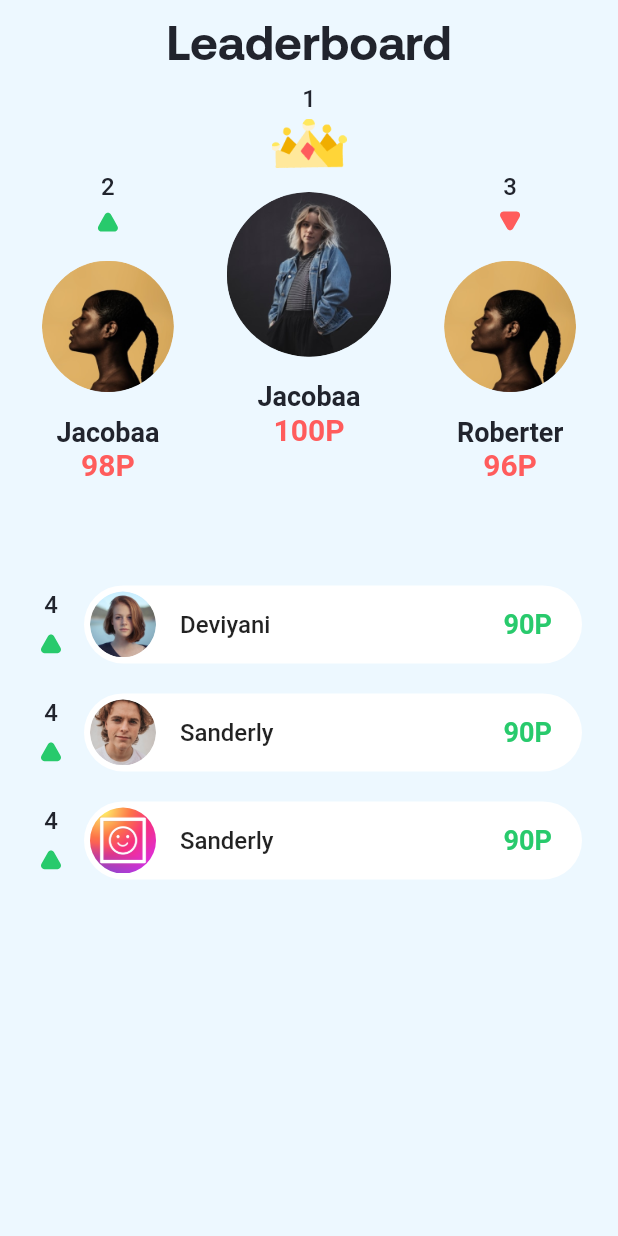
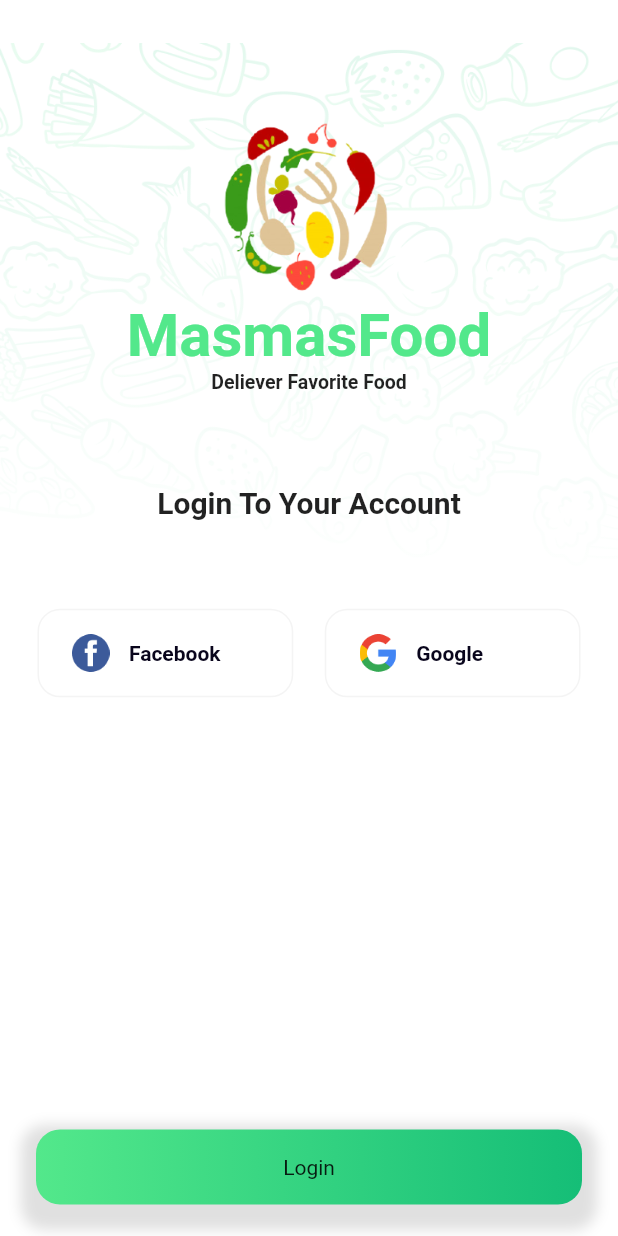
Before and after one commit to Abdusamad98/flutter_najot_8, a Flutter app: the screen it shows after launch, on a phone screen of 412 x 824 dp. Run offline on Flutter 3.47's test engine with Material 2 defaults, Android fonts, the phone set to English and light mode, and no system bars.

Commit message:
some changes

```diff
--- a/lib/main.dart
+++ b/lib/main.dart
@@ -1,6 +1,5 @@
 import 'package:flutter/material.dart';
 import 'package:flutter_najot_8/ui/home_screen/home_screen.dart';
-
 
 void main() {
   runApp(App());
@@ -11,6 +10,9 @@ class App extends StatelessWidget {
 
   @override
   Widget build(BuildContext context) {
-    return MaterialApp(debugShowCheckedModeBanner: false, home: HomeScreen());
+    return MaterialApp(
+      debugShowCheckedModeBanner: false,
+      home:HomeScreen()
+    );
   }
 }
--- a/lib/ui/home_screen/home_screen.dart
+++ b/lib/ui/home_screen/home_screen.dart
@@ -1,7 +1,4 @@
 import 'package:flutter/material.dart';
-import 'package:flutter_najot_8/ui/home_screen/widgets/home_screen_appbar.dart';
-import 'package:flutter_najot_8/ui/home_screen/widgets/leader_item.dart';
-import 'package:flutter_najot_8/ui/home_screen/widgets/winners_view.dart';
 import 'package:flutter_najot_8/utils/my_colors.dart';
 import 'package:flutter_najot_8/utils/my_icons.dart';
 
@@ -10,71 +7,180 @@ class HomeScreen extends StatelessWidget {
 
   @override
   Widget build(BuildContext context) {
-    double width = MediaQuery.of(context).size.width;
     double height = MediaQuery.of(context).size.height;
     return Scaffold(
-      backgroundColor: MyColors.C_EDF8FF,
-      appBar: HomeScreenAppBar(),
+      backgroundColor: Colors.white,
       body: Column(
         children: [
+          Stack(
+            alignment: Alignment.center,
+            children: [
+              Container(
+                height: height * (400 / 812),
+                foregroundDecoration: BoxDecoration(
+                  gradient: LinearGradient(
+                    begin: Alignment.bottomCenter,
+                    end: Alignment.topCenter,
+                    colors: [
+                      Colors.white,
+                      Colors.white.withOpacity(0.3),
+                    ],
+                  ),
+                ),
+                child: Image.asset(MyIcons.pattern),
+              ),
+              Align(
+                alignment: Alignment.bottomCenter,
+                child: Column(
+                  mainAxisAlignment: MainAxisAlignment.center,
+                  crossAxisAlignment: CrossAxisAlignment.center,
+                  children: [
+                    Image.asset(
+                      MyIcons.logo,
+                      height: height * (139 / 812),
+                    ),
+                    const Text(
+                      "MasmasFood",
+                      style: TextStyle(
+                          fontWeight: FontWeight.w700,
+                          fontSize: 40,
+                          color: MyColors.C_53E88B),
+                    ),
+                    const Text(
+                      "Deliever Favorite Food",
+                      style: TextStyle(
+                        fontSize: 13,
+                        fontWeight: FontWeight.w600,
+                      ),
+                    ),
+                    SizedBox(
+                      height: height * (60 / 812),
+                    ),
+                    const Text(
+                      "Login To Your Account",
+                      style: TextStyle(
+                        fontSize: 20,
+                        fontWeight: FontWeight.w600,
+                      ),
+                    ),
+                  ],
+                ),
+              )
+            ],
+          ),
           Padding(
-            padding: const EdgeInsets.symmetric(horizontal: 24),
+            padding: const EdgeInsets.symmetric(horizontal: 25),
             child: Row(
-              mainAxisAlignment: MainAxisAlignment.spaceBetween,
               children: [
-                WinnersView(
-                  screenWidth: width,
-                  topText: "2",
-                  isDown: true,
-                  isCenterWidget: false,
-                  image: MyIcons.leftImage,
-                  title: "Jacobaa",
-                  score: "98P",
+                getSocialWidget(
+                  image: MyIcons.facebook,
+                  title: "Facebook",
                 ),
-                WinnersView(
-                  screenWidth: width,
-                  topText: "1",
-                  isDown: true,
-                  isCenterWidget: true,
-                  image: MyIcons.centerImage,
-                  title: "Jacobaa",
-                  score: "100P",
+                const SizedBox(
+                  width: 21,
                 ),
-                WinnersView(
-                  screenWidth: width,
-                  topText: "3",
-                  isDown: false,
-                  isCenterWidget: false,
-                  image: MyIcons.leftImage,
-                  title: "Roberter",
-                  score: "96P",
-                )
+                getSocialWidget(
+                  image: MyIcons.google,
+                  title: "Google",
+                ),
               ],
             ),
           ),
-          LeaderItem(
-            userImage: MyIcons.userOne,
-            userName: "Deviyani",
-            score: "90P",
-            isDown: true,
-            prefixNumber: 4,
+          Spacer(),
+          getButton2(),
+          const SizedBox(
+            height: 21,
           ),
-          LeaderItem(
-            userImage: MyIcons.userTwo,
-            userName: "Sanderly",
-            score: "90P",
-            isDown: true,
-            prefixNumber: 4,
-          ),
-          LeaderItem(
-            userImage: MyIcons.unnamed,
-            userName: "Sanderly",
-            score: "90P",
-            isDown: true,
-            prefixNumber: 4,
-          )
         ],
       ),
     );
   }
+
+  Widget getSocialWidget({
+    required String image,
+    required String title,
+  }) {
+    return Expanded(
+      child: Container(
+        padding: const EdgeInsets.symmetric(
+          horizontal: 22,
+          vertical: 16,
+        ),
+        decoration: BoxDecoration(
+          border: Border.all(width: 1, color: MyColors.C_F4F4F4),
+          borderRadius: BorderRadius.circular(15),
+          color: MyColors.white,
+        ),
+        child: Row(
+          children: [
+            Image.asset(
+              image,
+              width: 25,
+              height: 25,
+            ),
+            const SizedBox(width: 13),
+            Text(
+              title,
+              style: TextStyle(
+                  fontWeight: FontWeight.w600,
+                  fontSize: 14,
+                  color: MyColors.C_09051C),
+            )
+          ],
+        ),
+      ),
+    );
+  }
+
+  Widget getButton1() => Container(
+        padding: EdgeInsets.symmetric(horizontal: 24),
+        height: 50,
+        width: double.infinity,
+        child: ElevatedButton(
+          onPressed: () {},
+          onLongPress: () {
+            print("LONG");
+          },
+          style: ElevatedButton.styleFrom(
+              backgroundColor: MyColors.C_53E88B,
+              shape: RoundedRectangleBorder(
+                  borderRadius: BorderRadius.circular(8),
+                  side: const BorderSide(
+                    color: Colors.green,
+                    width: 1,
+                  ))),
+          child: const Text(
+            "Login",
+            style: TextStyle(color: Colors.red),
+          ),
+        ),
+      );
+
+  Widget getButton2() => Padding(
+        padding: const EdgeInsets.symmetric(horizontal: 24),
+        child: InkWell(
+          onTap: () {},
+          borderRadius: BorderRadius.circular(16),
+          child: Ink(
+            width: double.infinity,
+            height: 50,
+            decoration: BoxDecoration(
+                boxShadow: [
+                  BoxShadow(
+                    color: Colors.grey.shade300,
+                    spreadRadius: 10,
+                    blurRadius: 7,
+                    offset: const Offset(0, 7),
+                  ),
+                ],
+                borderRadius: BorderRadius.circular(16),
+                color: Colors.red,
+                gradient: const LinearGradient(colors: [
+                  MyColors.C_53E88B,
+                  MyColors.C_15BE77,
+                ])),
+            child: const Center(child: Text("Login")),
+          ),
+        ),
+      );
 }
--- a/lib/ui/home_screen/widgets/home_screen_appbar.dart
+++ /dev/null
@@ -1,30 +0,0 @@
-import 'package:flutter/material.dart';
-
-import '../../../utils/my_colors.dart';
-
-class HomeScreenAppBar extends StatelessWidget implements PreferredSize{
-  const HomeScreenAppBar({Key? key}) : super(key: key);
-
-  @override
-  Widget build(BuildContext context) {
-    return AppBar(
-      backgroundColor: MyColors.C_EDF8FF,
-      title: const Text(
-        "Leaderboard",
-        style: TextStyle(
-            fontFamily: "AeonikTRIAL",
-            fontSize: 32,
-            fontWeight: FontWeight.w700,
-            color: MyColors.C_21242D),
-      ),
-      elevation: 0,
-      centerTitle: true,
-    );
-  }
-
-  @override
-  Widget get child => throw UnimplementedError();
-
-  @override
-  Size get preferredSize => Size(double.infinity, 56);
-}
--- a/lib/ui/home_screen/widgets/leader_item.dart
+++ /dev/null
@@ -1,94 +0,0 @@
-import 'package:flutter/material.dart';
-import 'package:flutter_svg/svg.dart';
-
-import '../../../utils/my_colors.dart';
-import '../../../utils/my_icons.dart';
-
-class LeaderItem extends StatelessWidget {
-  LeaderItem({
-    Key? key,
-    required this.userImage,
-    required this.userName,
-    required this.score,
-    required this.isDown,
-    required this.prefixNumber,
-  }) : super(key: key);
-
-  final String userImage;
-  final String userName;
-  final String score;
-  final bool isDown;
-  final int prefixNumber;
-
-  @override
-  Widget build(BuildContext context) {
-    return Padding(
-      padding: EdgeInsets.symmetric(
-        horizontal: 24,
-        vertical: 10,
-      ),
-      child: Row(
-        children: [
-          Column(
-            children: [
-              Text(
-                prefixNumber.toString(),
-                style: const TextStyle(
-                  fontSize: 16,
-                  fontWeight: FontWeight.w500,
-                  color: MyColors.C_21242D,
-                ),
-              ),
-              const SizedBox(height: 6),
-              SvgPicture.asset(isDown ? MyIcons.nextUp : MyIcons.nextDown),
-            ],
-          ),
-          const SizedBox(width: 12),
-          Expanded(
-            child: Container(
-              decoration: BoxDecoration(
-                color: MyColors.white,
-                borderRadius: BorderRadius.circular(46),
-              ),
-              child: Row(
-                children: [
-                  Container(
-                    width: 44,
-                    height: 44,
-                    margin: const EdgeInsets.all(4),
-                    child: ClipRRect(
-                      borderRadius: BorderRadius.circular(100),
-                      child: Image.asset(
-                        userImage,
-                        width: 44,
-                        height: 44,
-                        fit: BoxFit.fill,
-                      ),
-                    ),
-                  ),
-                  const SizedBox(width: 12),
-                  Text(
-                    userName,
-                    style: TextStyle(
-                      fontWeight: FontWeight.w500,
-                      fontSize: 16,
-                    ),
-                  ),
-                  const Spacer(),
-                  Text(
-                    score,
-                    style: TextStyle(
-                        fontWeight: FontWeight.w600,
-                        fontSize: 18,
-                        color: MyColors.C_28CA6C),
-                  ),
-                  const SizedBox(width: 20),
-                ],
-              ),
-            ),
-          )
-        ],
-      ),
-    );
-  }
-}
--- a/lib/ui/home_screen/widgets/winners_view.dart
+++ /dev/null
@@ -1,87 +0,0 @@
-import 'package:flutter/material.dart';
-import 'package:flutter_svg/svg.dart';
-
-import '../../../utils/my_colors.dart';
-import '../../../utils/my_icons.dart';
-
-class WinnersView extends StatelessWidget {
-  const WinnersView({
-    Key? key,
-    required this.screenWidth,
-    required this.score,
-    required this.title,
-    required this.image,
-    required this.topText,
-    required this.isDown,
-    required this.isCenterWidget,
-  }) : super(key: key);
-
-  final double screenWidth;
-  final String topText;
-  final bool isDown;
-  final bool isCenterWidget;
-  final String image;
-  final String title;
-  final String score;
-
-  @override
-  Widget build(BuildContext context) {
-    return Column(
-      children: [
-        Text(
-          topText.toString(),
-          style: const TextStyle(
-            fontSize: 16,
-            fontWeight: FontWeight.w500,
-            color: MyColors.C_21242D,
-          ),
-        ),
-        const SizedBox(height: 4),
-        isCenterWidget
-            ? Image.asset(
-          MyIcons.crown,
-          width: 50,
-          height: 33,
-        )
-            : SvgPicture.asset(isDown ? MyIcons.nextUp : MyIcons.nextDown),
-        const SizedBox(height: 12),
-        Container(
-          width: screenWidth * (((isCenterWidget ? 100 : 80) / 375)),
-          height: screenWidth * (((isCenterWidget ? 100 : 80) / 375)),
-          margin: const EdgeInsets.all(4),
-          child: ClipRRect(
-            borderRadius: BorderRadius.circular(100),
-            child: Image.asset(
-              image,
-              width: screenWidth * (((isCenterWidget ? 100 : 80) / 375)),
-              height: screenWidth * (((isCenterWidget ? 100 : 80) / 375)),
-              fit: BoxFit.fill,
-            ),
-          ),
-        ),
-        const SizedBox(height: 12),
-        Text(
-          title,
-          textAlign: TextAlign.center,
-          style: const TextStyle(
-            fontSize: 18,
-            fontWeight: FontWeight.w600,
-            color: MyColors.C_21242D,
-          ),
-        ),
-        Text(
-          score,
-          textAlign: TextAlign.center,
-          style: const TextStyle(
-            fontSize: 20,
-            fontWeight: FontWeight.w600,
-            color: MyColors.C_FF5C5C,
-          ),
-        ),
-        SizedBox(
-          height: isCenterWidget ? screenWidth * 0.2 : 0,
-        ),
-      ],
-    );
-  }
-}
--- a/lib/utils/my_colors.dart
+++ b/lib/utils/my_colors.dart
@@ -3,9 +3,10 @@ import 'dart:ui';
 import 'package:flutter/material.dart';
 
 class MyColors {
-  static const Color C_EDF8FF = Color(0xFFEDF8FF);
-  static const Color C_28CA6C = Color(0xFF28CA6C);
-  static const Color C_FF5C5C = Color(0xFFFF5C5C);
-  static const Color C_21242D = Color(0xFF21242D);
+  static const Color C_53E88B = Color(0xFF53E88B);
+  static const Color C_15BE77 = Color(0xFF15BE77);
+  static const Color C_09051C = Color(0xFF09051C);
+  static const Color C_F4F4F4 = Color(0xFFF4F4F4);
+
   static const Color white = Colors.white;
 }
--- a/lib/utils/my_icons.dart
+++ b/lib/utils/my_icons.dart
@@ -5,15 +5,12 @@ import 'package:flutter/material.dart';
 class MyIcons {
   //svg
   static const String nextUp = "assets/svg/next_up.svg";
-  static const String nextDown = "assets/svg/next_down.svg";
   //png
-  static const String centerImage = "assets/images/center_image.png";
-  static const String crown = "assets/images/crown.png";
-  static const String leftImage = "assets/images/left_image.png";
-  static const String rightImage = "assets/images/right_image.png";
-  static const String userOne = "assets/images/user_one.png";
-  static const String userTwo = "assets/images/user_two.png";
-  static const String unnamed = "assets/images/unnamed.png";
+  static const String pattern = "assets/images/pattern.png";
+  static const String logo = "assets/images/logo.png";
+  static const String facebook = "assets/images/facebook.png";
+  static const String google = "assets/images/google.png";
+
 
 
 
```
Also changed, not shown: assets/images/center_image.png (deleted), assets/images/crown.png (deleted), assets/images/facebook.png (added), assets/images/google.png (added), assets/images/left_image.png (deleted), assets/images/logo.png (added), assets/images/pattern.png (added), assets/images/unnamed.png (deleted), assets/images/user_one.png (deleted), assets/images/user_two.png (deleted), assets/svg/next_down.svg (deleted), assets/svg/next_up.svg (deleted).
